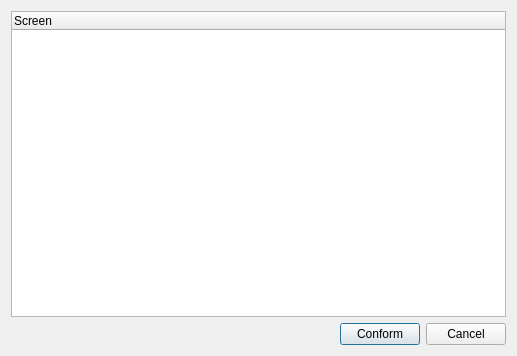
Above: d6k/trunk/src/graph/browsescreenwgt.ui from 5bestmen/best before the change. Below: the same form after it.
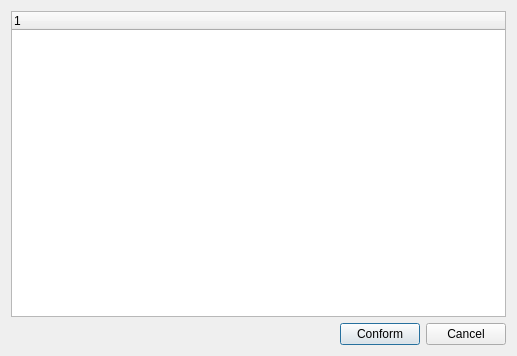
That is the form after the change.

```diff
--- a/d6k/trunk/src/graph/browsescreenwgt.ui
+++ b/d6k/trunk/src/graph/browsescreenwgt.ui
@@ -20,7 +20,7 @@
       <widget class="QTreeWidget" name="treeWidget">
        <column>
         <property name="text">
-         <string>Screen</string>
+         <string/>
         </property>
        </column>
       </widget>
```
